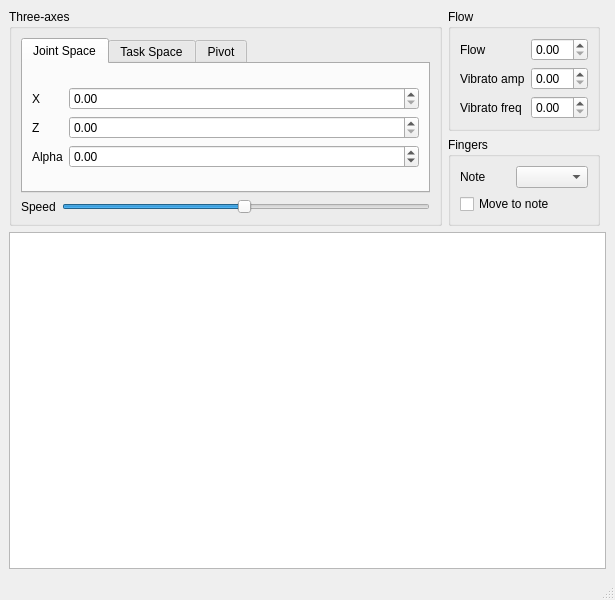
Above: src/views/manual_move.ui from fenahurtado/flutist before the change. Below: the same form after it.
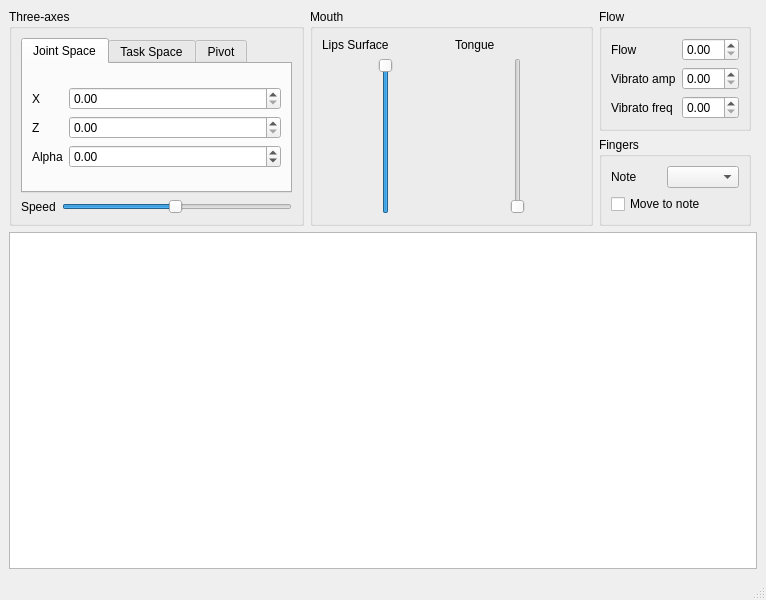
That is the form after the change.

```diff
--- a/src/views/manual_move.ui
+++ b/src/views/manual_move.ui
@@ -6,7 +6,7 @@
    <rect>
     <x>0</x>
     <y>0</y>
-    <width>615</width>
+    <width>766</width>
     <height>600</height>
    </rect>
   </property>
@@ -15,29 +15,54 @@
   </property>
   <widget class="QWidget" name="centralwidget">
    <layout class="QGridLayout" name="gridLayout">
-    <item row="2" column="0" colspan="3">
-     <widget class="QTableWidget" name="tableWidget"/>
-    </item>
-    <item row="1" column="1">
-     <widget class="QGroupBox" name="groupBox_3">
+    <item row="0" column="2">
+     <widget class="QGroupBox" name="groupBox_2">
       <property name="title">
-       <string>Fingers</string>
+       <string>Flow</string>
       </property>
-      <layout class="QGridLayout" name="gridLayout_7">
-       <item row="0" column="1">
-        <widget class="QComboBox" name="noteComboBox"/>
-       </item>
+      <layout class="QGridLayout" name="gridLayout_5">
        <item row="0" column="0">
-        <widget class="QLabel" name="label_12">
+        <widget class="QLabel" name="label_9">
          <property name="text">
-          <string>Note</string>
+          <string>Flow</string>
          </property>
         </widget>
        </item>
-       <item row="1" column="0" colspan="2">
-        <widget class="QCheckBox" name="moveToNoteCheckBox">
+       <item row="0" column="1">
+        <widget class="QDoubleSpinBox" name="flowSpinBox">
+         <property name="maximum">
+          <double>50.000000000000000</double>
+         </property>
+         <property name="singleStep">
+          <double>0.500000000000000</double>
+         </property>
+        </widget>
+       </item>
+       <item row="1" column="0">
+        <widget class="QLabel" name="label_10">
          <property name="text">
-          <string>Move to note</string>
+          <string>Vibrato amp</string>
+         </property>
+        </widget>
+       </item>
+       <item row="1" column="1">
+        <widget class="QDoubleSpinBox" name="ampSpinBox">
+         <property name="singleStep">
+          <double>0.500000000000000</double>
+         </property>
+        </widget>
+       </item>
+       <item row="2" column="0">
+        <widget class="QLabel" name="label_11">
+         <property name="text">
+          <string>Vibrato freq</string>
+         </property>
+        </widget>
+       </item>
+       <item row="2" column="1">
+        <widget class="QDoubleSpinBox" name="freqSpinBox">
+         <property name="singleStep">
+          <double>0.500000000000000</double>
          </property>
         </widget>
        </item>
@@ -329,54 +354,87 @@
       </layout>
      </widget>
     </item>
-    <item row="0" column="1">
-     <widget class="QGroupBox" name="groupBox_2">
+    <item row="1" column="2">
+     <widget class="QGroupBox" name="groupBox_3">
       <property name="title">
-       <string>Flow</string>
+       <string>Fingers</string>
       </property>
-      <layout class="QGridLayout" name="gridLayout_5">
-       <item row="0" column="0">
-        <widget class="QLabel" name="label_9">
-         <property name="text">
-          <string>Flow</string>
-         </property>
-        </widget>
-       </item>
+      <layout class="QGridLayout" name="gridLayout_7">
        <item row="0" column="1">
-        <widget class="QDoubleSpinBox" name="flowSpinBox">
-         <property name="maximum">
-          <double>50.000000000000000</double>
+        <widget class="QComboBox" name="noteComboBox"/>
+       </item>
+       <item row="0" column="0">
+        <widget class="QLabel" name="label_12">
+         <property name="text">
+          <string>Note</string>
          </property>
-         <property name="singleStep">
-          <double>0.500000000000000</double>
-         </property>
         </widget>
        </item>
-       <item row="1" column="0">
-        <widget class="QLabel" name="label_10">
+       <item row="1" column="0" colspan="2">
+        <widget class="QCheckBox" name="moveToNoteCheckBox">
          <property name="text">
-          <string>Vibrato amp</string>
+          <string>Move to note</string>
          </property>
         </widget>
        </item>
-       <item row="1" column="1">
-        <widget class="QDoubleSpinBox" name="ampSpinBox">
-         <property name="singleStep">
-          <double>0.500000000000000</double>
+      </layout>
+     </widget>
+    </item>
+    <item row="2" column="0" colspan="4">
+     <widget class="QTableWidget" name="tableWidget"/>
+    </item>
+    <item row="0" column="1" rowspan="2">
+     <widget class="QGroupBox" name="groupBox_4">
+      <property name="title">
+       <string>Mouth</string>
+      </property>
+      <layout class="QGridLayout" name="gridLayout_8">
+       <item row="3" column="0">
+        <widget class="QSlider" name="lips_surface_slider">
+         <property name="sizePolicy">
+          <sizepolicy hsizetype="Expanding" vsizetype="Expanding">
+           <horstretch>0</horstretch>
+           <verstretch>0</verstretch>
+          </sizepolicy>
          </property>
+         <property name="maximum">
+          <number>31</number>
+         </property>
+         <property name="value">
+          <number>31</number>
+         </property>
+         <property name="orientation">
+          <enum>Qt::Vertical</enum>
+         </property>
         </widget>
        </item>
-       <item row="2" column="0">
-        <widget class="QLabel" name="label_11">
+       <item row="3" column="1">
+        <widget class="QSlider" name="tongue_slider">
+         <property name="sizePolicy">
+          <sizepolicy hsizetype="Expanding" vsizetype="Expanding">
+           <horstretch>0</horstretch>
+           <verstretch>0</verstretch>
+          </sizepolicy>
+         </property>
+         <property name="maximum">
+          <number>3</number>
+         </property>
+         <property name="orientation">
+          <enum>Qt::Vertical</enum>
+         </property>
+        </widget>
+       </item>
+       <item row="0" column="0" rowspan="2">
+        <widget class="QLabel" name="label_16">
          <property name="text">
-          <string>Vibrato freq</string>
+          <string>Lips Surface</string>
          </property>
         </widget>
        </item>
-       <item row="2" column="1">
-        <widget class="QDoubleSpinBox" name="freqSpinBox">
-         <property name="singleStep">
-          <double>0.500000000000000</double>
+       <item row="0" column="1" rowspan="2">
+        <widget class="QLabel" name="label_17">
+         <property name="text">
+          <string>Tongue</string>
          </property>
         </widget>
        </item>
@@ -390,7 +448,7 @@
     <rect>
      <x>0</x>
      <y>0</y>
-     <width>615</width>
+     <width>766</width>
      <height>26</height>
     </rect>
    </property>
```
